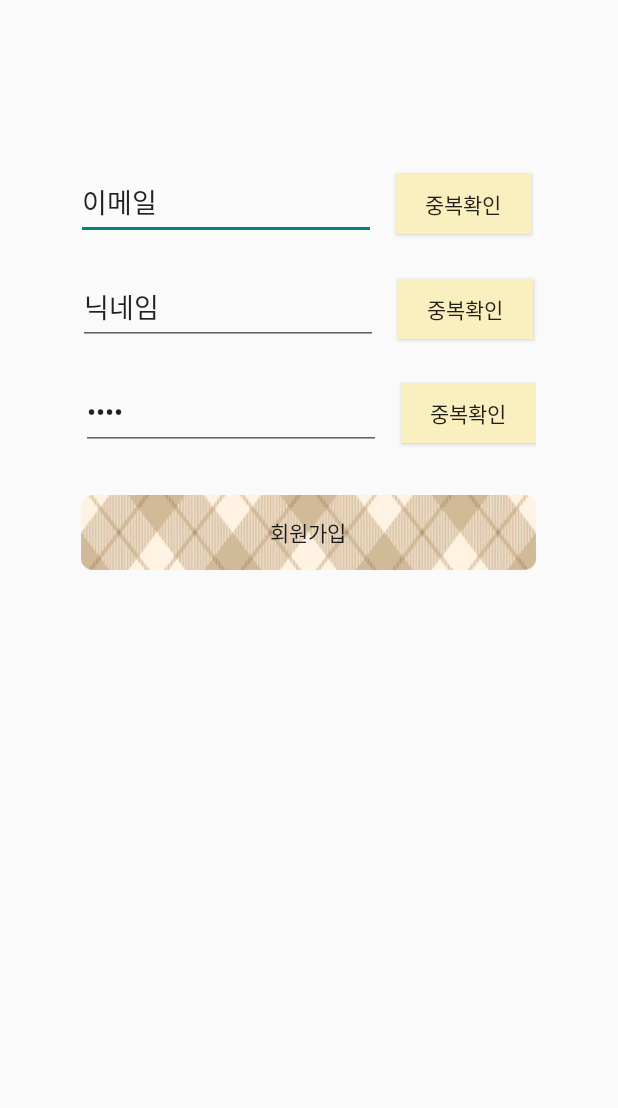
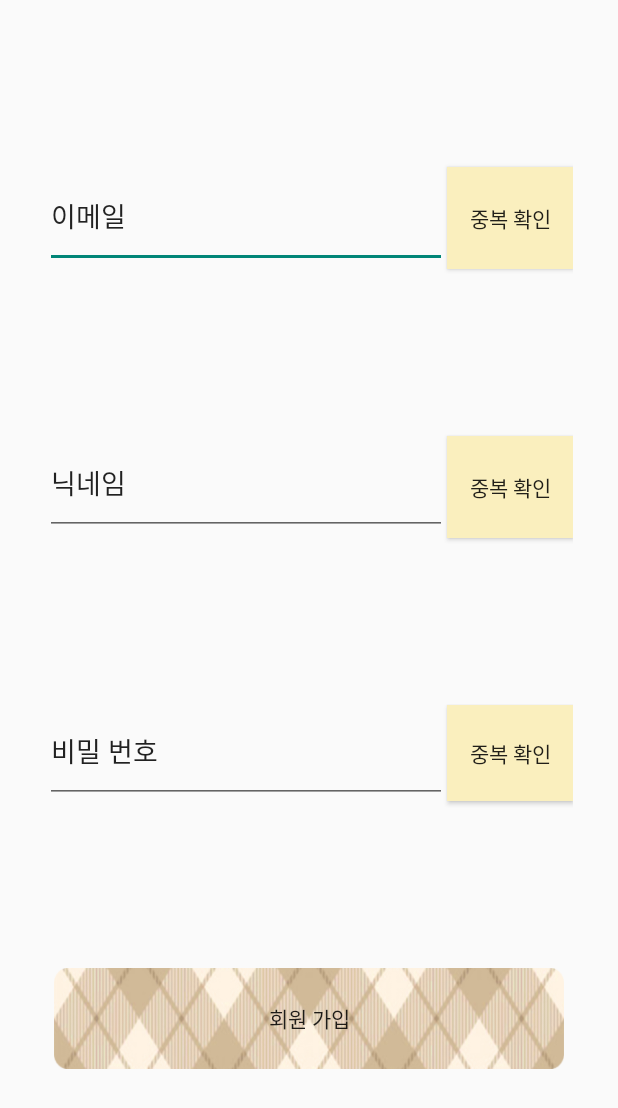
Before and after one commit to ParkJaeyeon0308/Mirimiter, an Android app: the SignupActivity screen opened directly, with no data from a screen before it, on a phone screen of 412 x 824 dp. Shown: the top 1108 px of the screen. Run offline under Robolectric (Android 15) with nearby library versions, the phone set to English and light mode, and no system bars.

Commit message:
로그인, 회원가입 반응형 98%, launch sdk 에러 수정중

```diff
--- a/app/build.gradle
+++ b/app/build.gradle
@@ -6,7 +6,7 @@ android {
     compileSdkVersion 30
 
     defaultConfig {
-        applicationId "com.example.mirimitor"
+        applicationId "com.example.mirimiter"
         minSdkVersion 21
         targetSdkVersion 30
         versionCode 1
--- a/app/src/main/AndroidManifest.xml
+++ b/app/src/main/AndroidManifest.xml
@@ -4,14 +4,14 @@
 
 
     <application
-        android:allowBackup="true"
+        android:allowBackup="false"
+        android:fullBackupContent="false"
         android:icon="@mipmap/ic_launcher"
         android:label="@string/app_name"
         android:roundIcon="@mipmap/ic_launcher_round"
         android:supportsRtl="true">
         <activity android:name=".SplashActivity"
-            android:theme="@style/SplashTheme"
-            android:screenOrientation="portrait">
+            android:theme="@style/SplashTheme">
             <intent-filter>
                 <action android:name="android.intent.action.MAIN" />
 
--- a/app/src/main/java/com/example/mirimiter/SignupActivity.java
+++ b/app/src/main/java/com/example/mirimiter/SignupActivity.java
@@ -18,7 +18,7 @@ public class SignupActivity extends AppCompatActivity {
         SignUpBtn.setOnClickListener(new View.OnClickListener() {
             @Override
             public void onClick(View view) {
-                Intent intent = new Intent(getApplicationContext(), MainActivity.class);
+                Intent intent = new Intent(getApplicationContext(), LoginActivity.class);
                 startActivity(intent);
             }
         });
--- a/app/src/main/res/layout/activity_drawer.xml
+++ b/app/src/main/res/layout/activity_drawer.xml
@@ -1,7 +1,6 @@
 <?xml version="1.0" encoding="utf-8"?>
 <androidx.constraintlayout.widget.ConstraintLayout xmlns:android="http://schemas.android.com/apk/res/android"
     xmlns:app="http://schemas.android.com/apk/res-auto"
-    xmlns:tools="http://schemas.android.com/tools"
     android:id="@+id/drawer"
     android:layout_width="200dp"
     android:layout_height="match_parent"
@@ -27,7 +26,7 @@
         android:id="@+id/community_btn"
         android:layout_width="0dp"
         android:layout_height="0dp"
-        android:layout_marginBottom="20dp"
+        android:layout_marginBottom="40dp"
         app:layout_constraintBottom_toTopOf="@+id/store_btn"
         app:layout_constraintEnd_toEndOf="parent"
         app:layout_constraintStart_toStartOf="parent"
--- a/app/src/main/res/layout/activity_signup.xml
+++ b/app/src/main/res/layout/activity_signup.xml
@@ -1,85 +1,104 @@
 <?xml version="1.0" encoding="utf-8"?>
-<LinearLayout xmlns:android="http://schemas.android.com/apk/res/android"
+<androidx.constraintlayout.widget.ConstraintLayout xmlns:android="http://schemas.android.com/apk/res/android"
+    xmlns:app="http://schemas.android.com/apk/res-auto"
+    xmlns:tools="http://schemas.android.com/tools"
+    android:id="@+id/linearLayout4"
+    android:layout_marginLeft="30dp"
+    android:layout_marginRight="30dp"
     android:layout_width="match_parent"
     android:layout_height="match_parent"
-    xmlns:tools="http://schemas.android.com/tools"
-    android:orientation="vertical"
     tools:context=".SignupActivity">
 
-    <LinearLayout
-        android:layout_width="310dp"
-        android:layout_height="wrap_content"
-        android:layout_gravity="center_vertical|center_horizontal"
-        android:layout_marginTop="110dp"
-        android:orientation="horizontal">
 
     <EditText
         android:id="@+id/editEmail"
-            android:layout_width="200dp"
-            android:layout_height="50dp"
-            android:text="이메일" />
+        android:layout_width="0dp"
+        android:layout_height="68dp"
+        android:text="이메일"
+        app:layout_constraintBottom_toTopOf="@+id/editNick"
+        app:layout_constraintEnd_toStartOf="@+id/checkEmail"
+        app:layout_constraintLeft_toLeftOf="parent"
+        app:layout_constraintRight_toRightOf="parent"
+        app:layout_constraintStart_toStartOf="parent"
+        app:layout_constraintTop_toTopOf="parent" />
 
     <Button
         android:id="@+id/checkEmail"
-            android:layout_width="90dp"
-            android:layout_height="40dp"
-            android:layout_marginLeft="13dp"
+        android:layout_width="84dp"
+        android:layout_height="68dp"
         android:background="@color/main"
-            android:text="중복확인" />
-    </LinearLayout>
+        android:text="중복 확인"
+        app:layout_constraintBottom_toTopOf="@+id/checkNick"
+        app:layout_constraintEnd_toEndOf="parent"
+        app:layout_constraintLeft_toLeftOf="parent"
+        app:layout_constraintRight_toRightOf="parent"
+        app:layout_constraintStart_toEndOf="@+id/editEmail"
+        app:layout_constraintTop_toTopOf="parent" />
 
-    <LinearLayout
-        android:layout_width="308dp"
-        android:layout_height="wrap_content"
-        android:layout_gravity="center_vertical|center_horizontal"
-        android:layout_marginTop="20dp"
-        android:orientation="horizontal">
 
     <EditText
         android:id="@+id/editNick"
-            android:layout_width="200dp"
-            android:layout_height="50dp"
-            android:text="닉네임" />
+        android:layout_width="0dp"
+        android:layout_height="68dp"
+        android:text="닉네임"
+        app:layout_constraintBottom_toTopOf="@+id/editPwd"
+        app:layout_constraintEnd_toStartOf="@+id/checkNick"
+        app:layout_constraintLeft_toLeftOf="parent"
+        app:layout_constraintRight_toRightOf="parent"
+        app:layout_constraintStart_toStartOf="parent"
+        app:layout_constraintTop_toBottomOf="@+id/editEmail" />
 
     <Button
         android:id="@+id/checkNick"
-            android:layout_width="90dp"
-            android:layout_height="40dp"
-            android:layout_marginLeft="13dp"
+        android:layout_width="84dp"
+        android:layout_height="68dp"
+
         android:background="@color/main"
-            android:text="중복확인" />
-    </LinearLayout>
+        android:text="중복 확인"
+        app:layout_constraintBottom_toTopOf="@+id/checkPwd"
+        app:layout_constraintEnd_toEndOf="parent"
+        app:layout_constraintLeft_toLeftOf="parent"
+        app:layout_constraintRight_toRightOf="parent"
+        app:layout_constraintStart_toEndOf="@+id/editNick"
+        app:layout_constraintTop_toBottomOf="@+id/checkEmail" />
 
-    <LinearLayout
-        android:layout_width="wrap_content"
-        android:layout_height="wrap_content"
-        android:layout_gravity="center_vertical|center_horizontal"
-        android:layout_marginTop="20dp"
-        android:orientation="horizontal">
 
     <EditText
         android:id="@+id/editPwd"
-            android:layout_width="200dp"
-            android:layout_height="50dp"
-            android:ems="10"
-            android:inputType="textPassword"
-            android:text="비밀번호" />
+        android:layout_width="0dp"
+        android:layout_height="68dp"
+        android:text="비밀 번호"
+        app:layout_constraintBottom_toTopOf="@+id/SignUpBtn"
+        app:layout_constraintEnd_toStartOf="@+id/checkPwd"
+        app:layout_constraintLeft_toLeftOf="parent"
+        app:layout_constraintRight_toRightOf="parent"
+        app:layout_constraintStart_toStartOf="parent"
+        app:layout_constraintTop_toBottomOf="@+id/editNick" />
 
     <Button
         android:id="@+id/checkPwd"
-            android:layout_width="90dp"
-            android:layout_height="40dp"
-            android:layout_marginLeft="13dp"
+        android:layout_width="84dp"
+        android:layout_height="64dp"
         android:background="@color/main"
-            android:text="중복확인" />
-    </LinearLayout>
+        android:text="중복 확인"
+        app:layout_constraintBottom_toTopOf="@+id/SignUpBtn"
+        app:layout_constraintEnd_toEndOf="parent"
+        app:layout_constraintLeft_toLeftOf="parent"
+        app:layout_constraintRight_toRightOf="parent"
+        app:layout_constraintStart_toEndOf="@+id/editPwd"
+        app:layout_constraintTop_toBottomOf="@+id/checkNick" />
+
     <Button
         android:id="@+id/SignUpBtn"
-    android:layout_width="303dp"
-    android:layout_height="50dp"
-    android:layout_marginTop="30dp"
-    android:text="회원가입"
+        android:layout_width="340dp"
+        android:layout_height="67dp"
         android:background="@drawable/check2"
-    android:layout_gravity="center_vertical|center_horizontal"/>
+        android:text="회원 가입"
+        app:layout_constraintBottom_toBottomOf="parent"
+        app:layout_constraintEnd_toEndOf="parent"
+        app:layout_constraintLeft_toLeftOf="parent"
+        app:layout_constraintRight_toRightOf="parent"
+        app:layout_constraintStart_toStartOf="parent"
+        app:layout_constraintTop_toBottomOf="@+id/checkPwd" />
 
-</LinearLayout>
+</androidx.constraintlayout.widget.ConstraintLayout>
--- a/app/src/main/res/values/strings.xml
+++ b/app/src/main/res/values/strings.xml
@@ -1,3 +1,3 @@
 <resources>
-    <string name="app_name">Mirimitor</string>
+    <string name="app_name">Mirimiter</string>
 </resources>
```
Also changed, not shown: app/src/main/res/layout/activity_login.xml (+28 -25 lines), app/src/main/res/layout/test.xml (deleted, +0 -65 lines). Lines whose indentation alone changed are shown as unchanged.
